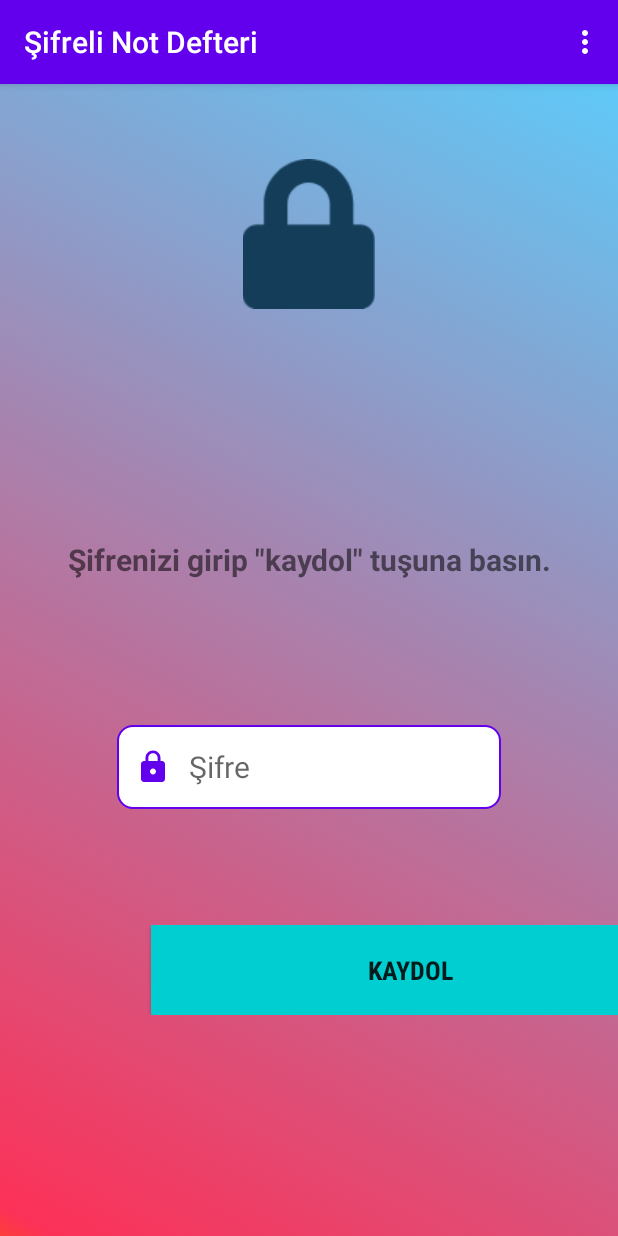
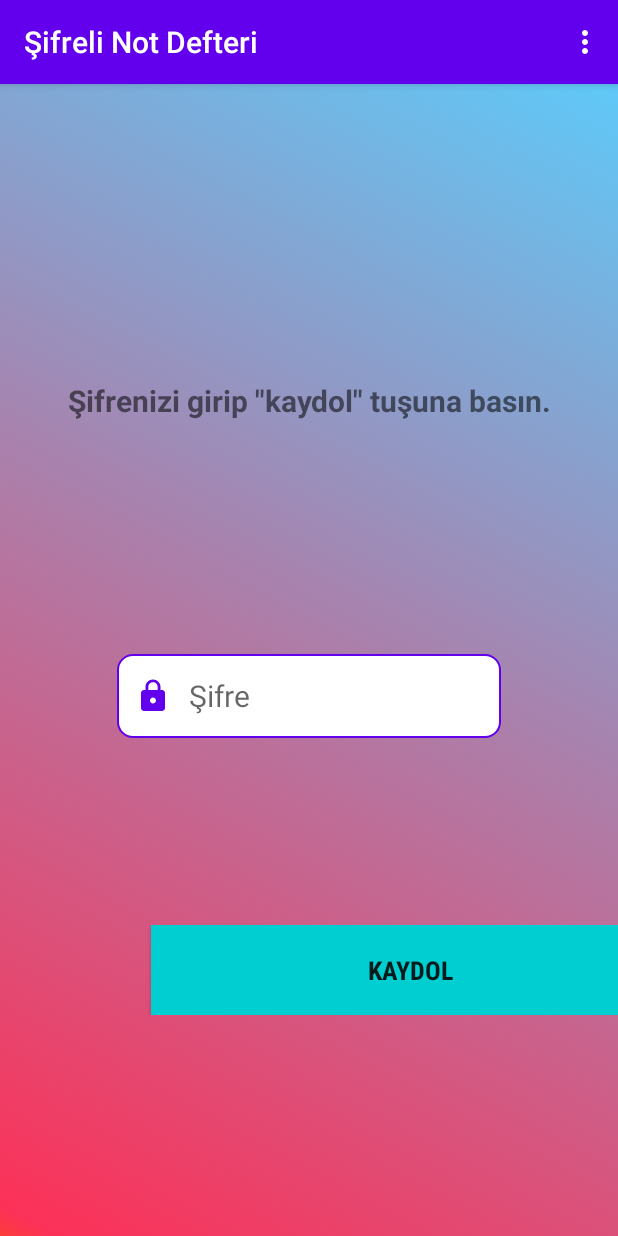
Before and after one commit to Harlech1/HarlechArtbook1, an Android app: the screen it shows after launch (MainActivity3), on a phone screen of 412 x 824 dp. Run offline under Robolectric (Android 15) with nearby library versions, the phone set to English and light mode, and no system bars; libraries missing offline, so code that uses them is left out: com.vorlonsoft.android; 2 statements that could not run were skipped.

Commit message:
Revert "change????????"
This reverts commit 6c9fe75f4b7cee48d1d3fc753f501dd5fb156335.

```diff
--- a/app/build.gradle
+++ b/app/build.gradle
@@ -8,8 +8,8 @@ android {
         applicationId "com.turkerkizilcik.artbook"
         minSdkVersion 17
         targetSdkVersion 30
-        versionCode 11
-        versionName "2.2"
+        versionCode 12
+        versionName "2.2.1"
         vectorDrawables.useSupportLibrary = true
 
         testInstrumentationRunner "androidx.test.runner.AndroidJUnitRunner"
--- a/app/src/main/java/com/turkerkizilcik/artbook/MainActivity.java
+++ b/app/src/main/java/com/turkerkizilcik/artbook/MainActivity.java
@@ -1,6 +1,5 @@
 package com.turkerkizilcik.artbook;
 
-import androidx.annotation.NonNull;
 import androidx.appcompat.app.AppCompatActivity;
 import android.content.Intent;
 import android.database.Cursor;
@@ -26,7 +25,6 @@ public class MainActivity extends AppCompatActivity {
     SQLiteDatabase database;
     DateFormat df = new SimpleDateFormat("EEE, d MMM yyyy, HH:mm");
     String date = df.format(Calendar.getInstance().getTime());
-
 
 
     @Override
@@ -62,7 +60,7 @@ public class MainActivity extends AppCompatActivity {
                 Intent intent = new Intent(MainActivity.this, Main2Activity.class);
                 intent.putExtra("artId", idArray.get(i));
                 intent.putExtra("info", "old");
-
+                //intent.putExtra("date", date);
                 startActivity(intent);
             }
         });
@@ -76,6 +74,7 @@ public class MainActivity extends AppCompatActivity {
                 intent.putExtra("artId", idArray.get(i));
                 intent.putExtra("info", "delete");
                 intent.putExtra("position", idArray.get(i));
+                //intent.putExtra("date", date);
                 startActivity(intent);
 
                 return false;
--- a/app/src/main/res/layout-land/activity_main.xml
+++ b/app/src/main/res/layout-land/activity_main.xml
@@ -4,7 +4,6 @@
     xmlns:tools="http://schemas.android.com/tools"
     android:layout_width="match_parent"
     android:layout_height="match_parent"
-    android:background= "@drawable/background3"
     tools:context=".MainActivity">
 
 
--- a/app/src/main/res/layout-land/activity_main5.xml
+++ b/app/src/main/res/layout-land/activity_main5.xml
@@ -4,7 +4,6 @@
     xmlns:tools="http://schemas.android.com/tools"
     android:layout_width="match_parent"
     android:layout_height="match_parent"
-    android:background= "@drawable/background3"
     tools:context=".MainActivity5">
 
 
--- a/app/src/main/res/layout/activity_main.xml
+++ b/app/src/main/res/layout/activity_main.xml
@@ -4,7 +4,6 @@
     xmlns:tools="http://schemas.android.com/tools"
     android:layout_width="match_parent"
     android:layout_height="match_parent"
-    android:background= "@drawable/background3"
     tools:context=".MainActivity">
 
     <ListView
--- a/app/src/main/res/layout/activity_main3.xml
+++ b/app/src/main/res/layout/activity_main3.xml
@@ -12,6 +12,7 @@
         android:id="@+id/passwordText"
         android:layout_width="256dp"
         android:layout_height="56dp"
+        android:layout_marginTop="102dp"
         android:layout_marginBottom="77dp"
         android:background="@drawable/custom_input"
         android:drawableStart="@drawable/custom_lock"
@@ -27,7 +28,8 @@
         android:textSize="20dp"
         app:layout_constraintBottom_toTopOf="@+id/linearLayout"
         app:layout_constraintEnd_toEndOf="parent"
-        app:layout_constraintStart_toStartOf="parent" />
+        app:layout_constraintStart_toStartOf="parent"
+        app:layout_constraintTop_toBottomOf="@+id/textView2" />
 
     <LinearLayout
         android:id="@+id/linearLayout"
@@ -92,8 +94,8 @@
         android:id="@+id/textView2"
         android:layout_width="wrap_content"
         android:layout_height="wrap_content"
-        android:layout_marginTop="80dp"
-        android:layout_marginBottom="24dp"
+        android:layout_marginTop="150dp"
+        android:layout_marginBottom="5dp"
         android:foregroundGravity="center"
         android:gravity="center_horizontal"
         android:text="@string/baslangic"
@@ -102,16 +104,6 @@
         app:layout_constraintBottom_toTopOf="@+id/passwordText"
         app:layout_constraintEnd_toEndOf="parent"
         app:layout_constraintStart_toStartOf="parent"
-        app:layout_constraintTop_toBottomOf="@+id/imageView" />
-
-    <ImageView
-        android:id="@+id/imageView"
-        android:layout_width="100dp"
-        android:layout_height="100dp"
-        android:layout_marginTop="50dp"
-        app:layout_constraintEnd_toEndOf="parent"
-        app:layout_constraintStart_toStartOf="parent"
-        app:layout_constraintTop_toTopOf="parent"
-        app:srcCompat="@drawable/lockbetter" />
+        app:layout_constraintTop_toTopOf="parent" />
 
 </androidx.constraintlayout.widget.ConstraintLayout>
--- a/app/src/main/res/layout/activity_main5.xml
+++ b/app/src/main/res/layout/activity_main5.xml
@@ -4,7 +4,6 @@
     xmlns:tools="http://schemas.android.com/tools"
     android:layout_width="match_parent"
     android:layout_height="match_parent"
-    android:background= "@drawable/background3"
     tools:context=".MainActivity5">
 
     <ListView
```
Also changed, not shown: app/src/main/res/drawable/lockbetter.png (deleted).
